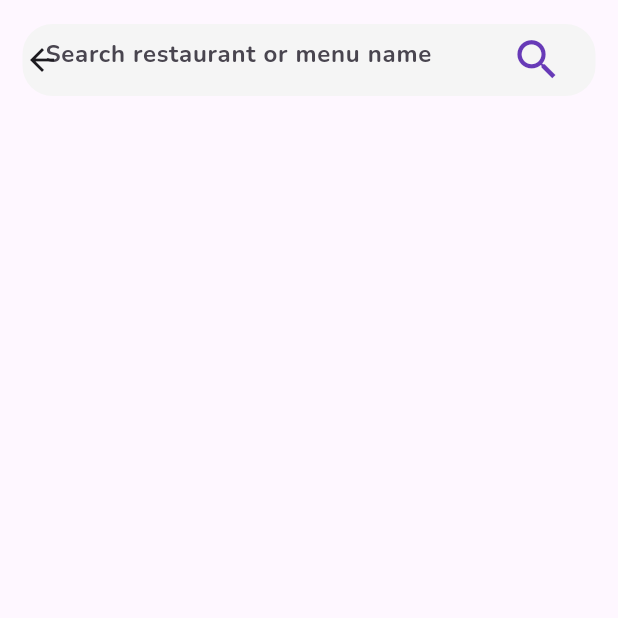
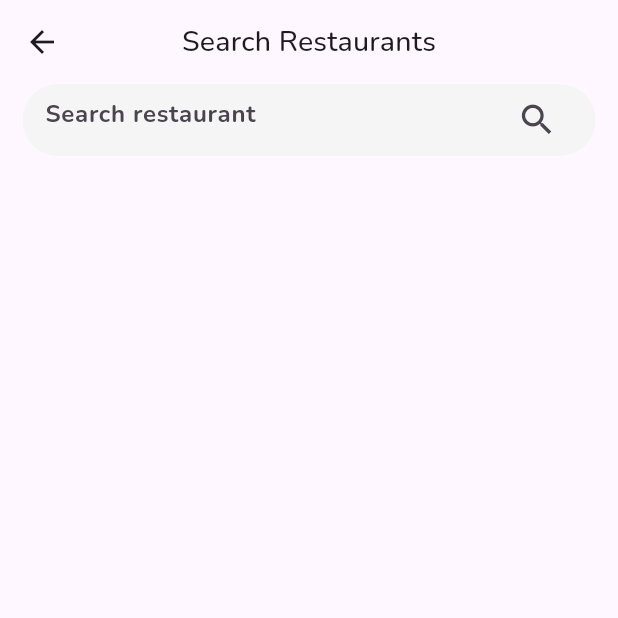
Before and after one commit to Faik-irkham/sida_mangan, a Flutter app: the SearchRestaurantPage screen opened directly, on a phone screen of 412 x 824 dp, the top half of it. Run offline on Flutter 3.47's test engine with Material 3 defaults, Android fonts, the phone set to English and light mode, and no system bars; our stand-ins replace flutter_rating_bar, google_fonts.

Commit message:
clean code

```diff
--- a/lib/ui/search_restaurant_page.dart
+++ b/lib/ui/search_restaurant_page.dart
@@ -24,28 +24,39 @@ class _SearchRestaurantPageState extends State<SearchRestaurantPage> {
 
   @override
   Widget build(BuildContext context) {
-    return ChangeNotifierProvider<SearchRestaurantsProvider>(
+    return ChangeNotifierProvider(
       create: (context) => SearchRestaurantsProvider(),
       builder: (context, child) {
         return Scaffold(
           appBar: AppBar(
-            toolbarHeight: 80,
-            flexibleSpace: Center(
-              child: Padding(
-                padding: const EdgeInsets.symmetric(horizontal: 15.0),
+            centerTitle: true,
+            title: const Text('Search Restaurants'),
+          ),
+          body: Column(
+            children: [
+              Padding(
+                padding: const EdgeInsets.symmetric(horizontal: 15),
                 child: Container(
                   width: MediaQuery.of(context).size.width,
                   decoration: BoxDecoration(
                     color: Colors.grey.shade100,
-                      borderRadius:
-                          const BorderRadius.all(Radius.circular(20))),
+                    borderRadius: const BorderRadius.all(
+                      Radius.circular(30),
+                    ),
+                  ),
                   child: Padding(
                     padding: const EdgeInsets.symmetric(horizontal: 15),
                     child: TextField(
                       controller: _textController,
+                      onSubmitted: (value) {
+                        Provider.of<SearchRestaurantsProvider>(context,
+                                listen: false)
+                            .searchRestaurant(_textController.text);
+                        setState(() {});
+                      },
                       decoration: InputDecoration(
                         border: InputBorder.none,
-                          hintText: 'Search restaurant or menu name',
+                        hintText: 'Search restaurant',
                         suffixIcon: GestureDetector(
                           onTap: () {
                             Provider.of<SearchRestaurantsProvider>(context,
@@ -54,22 +65,21 @@ class _SearchRestaurantPageState extends State<SearchRestaurantPage> {
                           },
                           child: const Icon(
                             Icons.search,
-                                size: 35,
-                              )),
-                          suffixIconColor: Colors.deepPurple),
+                            size: 27,
                           ),
                         ),
                       ),
                     ),
                   ),
                 ),
-          body: Padding(
-            padding: const EdgeInsets.all(15),
-            child: Center(
+              ),
+              const SizedBox(height: 20),
+              Expanded(
                 child: SingleChildScrollView(
                   child: Column(
                     children: [
-                    context.watch<SearchRestaurantsProvider>().isLoading == true
+                      context.watch<SearchRestaurantsProvider>().isLoading ==
+                              true
                           ? const Center(
                               child: CircularProgressIndicator(),
                             )
@@ -104,6 +114,11 @@ class _SearchRestaurantPageState extends State<SearchRestaurantPage> {
                                             ),
                                           );
                                         },
+                                        child: Padding(
+                                          padding: const EdgeInsets.symmetric(
+                                            vertical: 10,
+                                            horizontal: 15,
+                                          ),
                                           child: Container(
                                             decoration: BoxDecoration(
                                               color: Colors.white,
@@ -127,7 +142,8 @@ class _SearchRestaurantPageState extends State<SearchRestaurantPage> {
                                                     decoration: BoxDecoration(
                                                       color: Colors.grey,
                                                       borderRadius:
-                                                      const BorderRadius.only(
+                                                          const BorderRadius
+                                                              .only(
                                                         topLeft:
                                                             Radius.circular(15),
                                                         bottomLeft:
@@ -152,7 +168,8 @@ class _SearchRestaurantPageState extends State<SearchRestaurantPage> {
                                                       restaurant.name,
                                                       style: const TextStyle(
                                                         fontSize: 16,
-                                                    fontWeight: FontWeight.w600,
+                                                        fontWeight:
+                                                            FontWeight.w600,
                                                       ),
                                                     ),
                                                     const SizedBox(height: 8),
@@ -161,11 +178,13 @@ class _SearchRestaurantPageState extends State<SearchRestaurantPage> {
                                                             restaurant.rating),
                                                     Text(
                                                       restaurant.city,
-                                                  style: myTextTheme.bodySmall,
+                                                      style:
+                                                          myTextTheme.bodySmall,
                                                     ),
                                                   ],
                                                 ),
                                               ],
+                                            ),
                                           ),
                                         ),
                                       );
@@ -187,6 +206,7 @@ class _SearchRestaurantPageState extends State<SearchRestaurantPage> {
                   ),
                 ),
               ),
+            ],
           ),
         );
       },
```
Also changed, not shown: lib/provider/search_restaurant_provider.dart (+0 -36 lines). Lines whose indentation alone changed are shown as unchanged.
